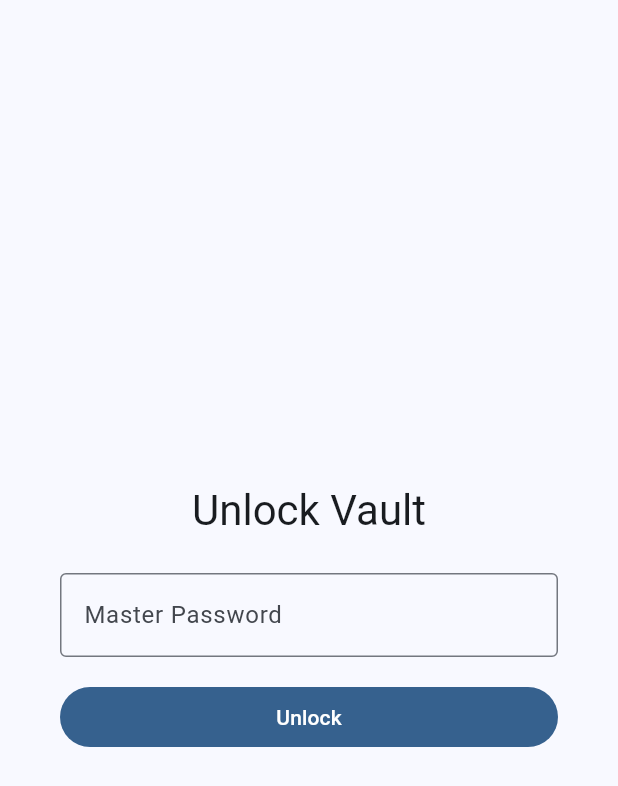
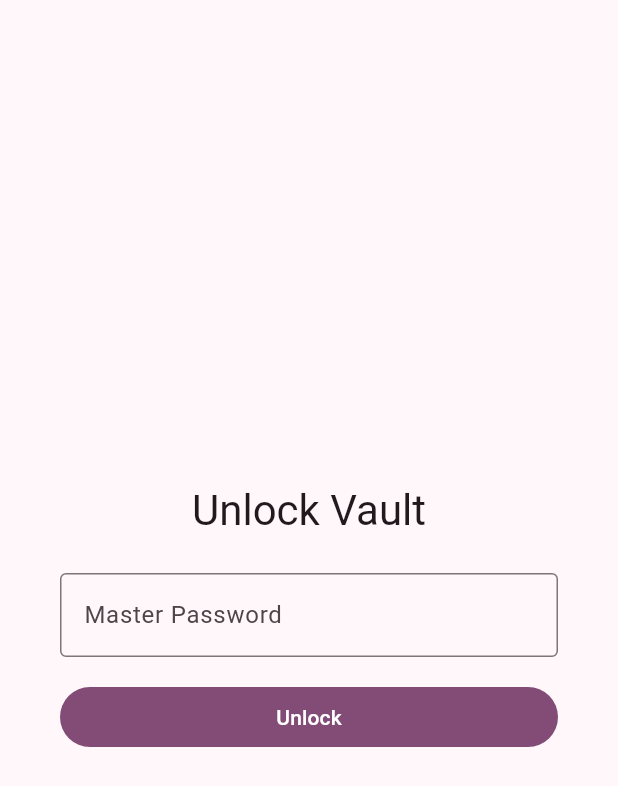
Before and after one commit to Ojotah/Xpass, a Flutter app: the screen it shows after launch, on a phone screen of 412 x 824 dp. Shown: the top 786 px of the screen. Run offline on Flutter 3.47's test engine with Material 3 defaults, Android fonts, the phone set to English and light mode, and no system bars; our stand-ins replace flutter_riverpod.

Commit message:
bugfix project run failed

```diff
--- a/lib/main.dart
+++ b/lib/main.dart
@@ -18,7 +18,8 @@ class XPassApp extends StatelessWidget {
       title: 'XPass',
       debugShowCheckedModeBanner: false,
       theme: ThemeData(
-        colorScheme: ColorScheme.fromSeed(seedColor: Colors.blue),
+        colorScheme: ColorScheme.fromSeed(
+            seedColor: const Color.fromARGB(255, 117, 37, 105)),
         useMaterial3: true,
       ),
       initialRoute: LockScreen.routeName,
```
Also changed, not shown: pubspec.lock (added), 11 other files.
